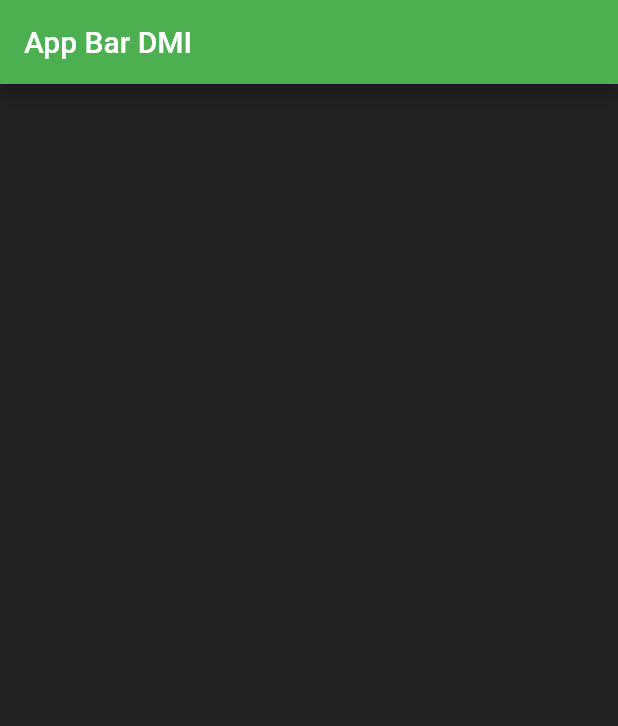
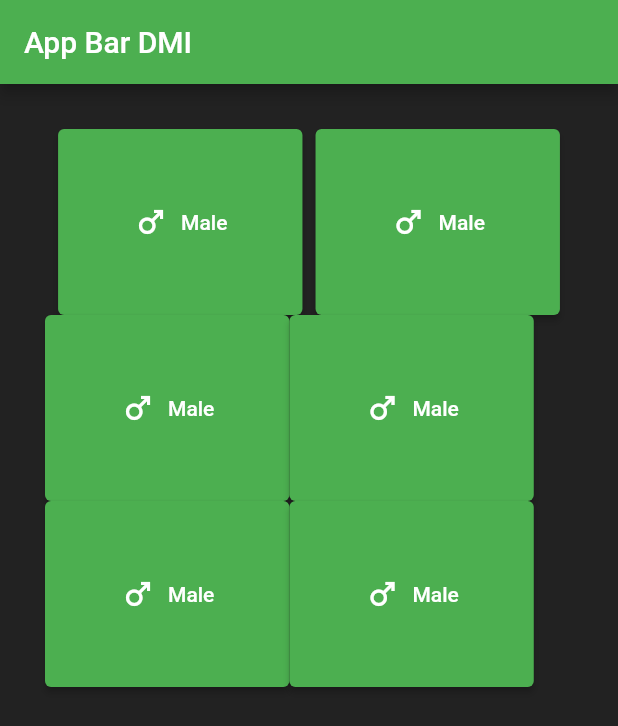
Before and after one commit to M7MMAD-OMAR/BMI-Flutter-App, a Flutter app: the screen it shows after launch, on a phone screen of 412 x 824 dp. Shown: the top 726 px of the screen. Run offline on Flutter 3.47's test engine with Material 2 defaults, Android fonts, the phone set to English and light mode, and no system bars.

Commit message:
edit home page and added button

```diff
--- a/lib/homePage.dart
+++ b/lib/homePage.dart
@@ -14,6 +14,79 @@ class _MyHomePageState extends State<MyHomePage> {
       appBar: AppBar(
         title: const Text("App Bar DMI"),
       ),
+      body: SafeArea(
+        child: Center(
+          child: Container(
+            width: double.infinity,
+            padding: const EdgeInsets.all(30),
+            child: Column(
+              children: <Widget>[
+                Row(
+                  mainAxisAlignment: MainAxisAlignment.spaceEvenly,
+                  children: <Widget>[
+                    ElevatedButton.icon(
+                      onPressed: () {},
+                      icon: const Icon(Icons.male),
+                      label: const Text("Male"),
+                      style: ElevatedButton.styleFrom(
+                        padding: const EdgeInsets.all(50),
+                      ),
+                    ),
+                    ElevatedButton.icon(
+                      onPressed: () {},
+                      icon: const Icon(Icons.male),
+                      label: const Text("Male"),
+                      style: ElevatedButton.styleFrom(
+                        padding: const EdgeInsets.all(50),
+                      ),
+                    ),
+                  ],
+                ),
+                Row(
+                  children: <Widget>[
+                    ElevatedButton.icon(
+                      onPressed: () {},
+                      icon: const Icon(Icons.male),
+                      label: const Text("Male"),
+                      style: ElevatedButton.styleFrom(
+                        padding: const EdgeInsets.all(50),
+                      ),
+                    ),
+                    ElevatedButton.icon(
+                      onPressed: () {},
+                      icon: const Icon(Icons.male),
+                      label: const Text("Male"),
+                      style: ElevatedButton.styleFrom(
+                        padding: const EdgeInsets.all(50),
+                      ),
+                    ),
+                  ],
+                ),
+                Row(
+                  children: <Widget>[
+                    ElevatedButton.icon(
+                      onPressed: () {},
+                      icon: const Icon(Icons.male),
+                      label: const Text("Male"),
+                      style: ElevatedButton.styleFrom(
+                        padding: const EdgeInsets.all(50),
+                      ),
+                    ),
+                    ElevatedButton.icon(
+                      onPressed: () {},
+                      icon: const Icon(Icons.male),
+                      label: const Text("Male"),
+                      style: ElevatedButton.styleFrom(
+                        padding: const EdgeInsets.all(50),
+                      ),
+                    ),
+                  ],
+                ),
+              ],
+            ),
+          ),
+        ),
+      ),
     );
   }
 }
```
